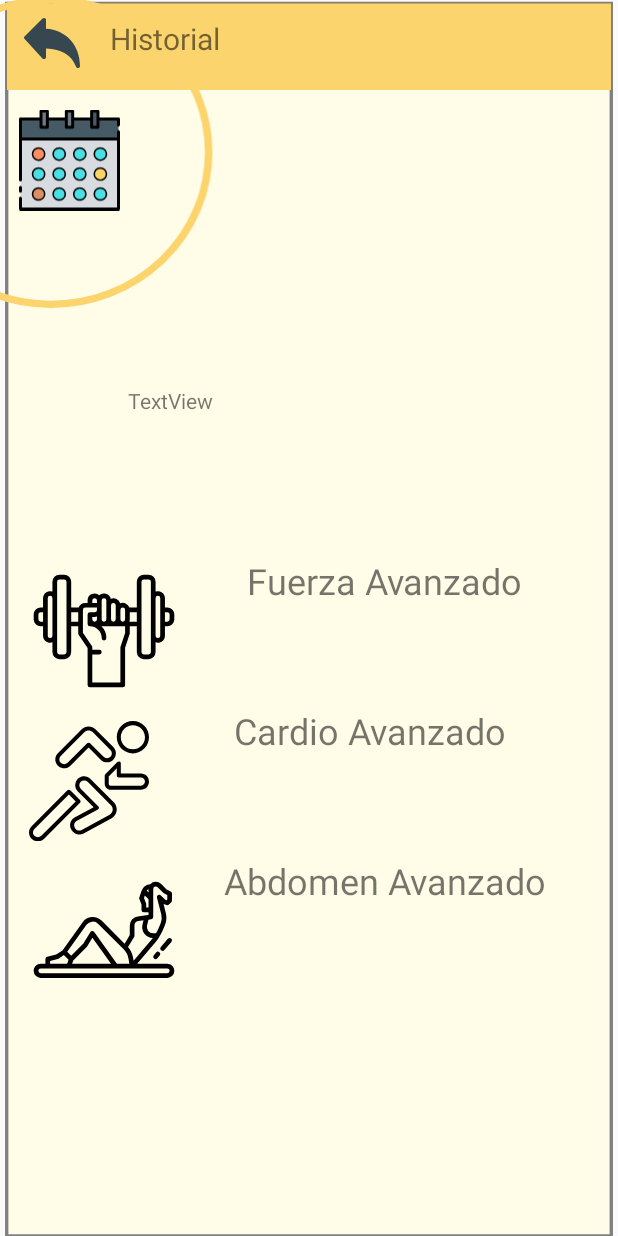
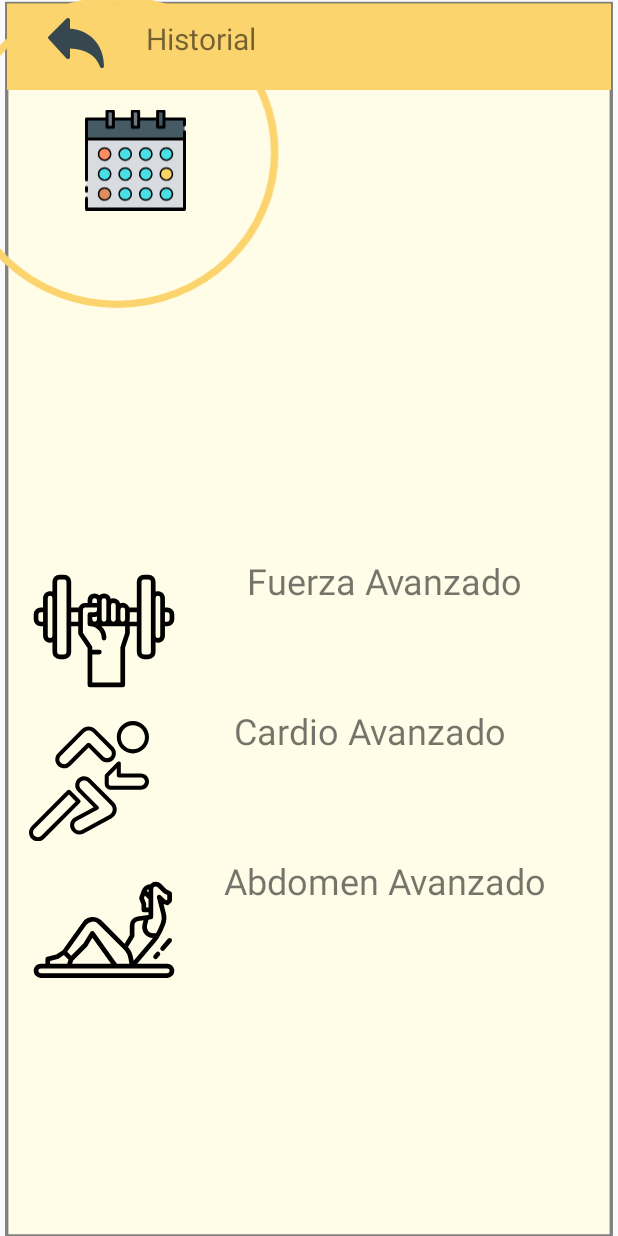
Before and after one commit to AndresRuizG/ReserveNow, an Android app: the UHistorialEntreActivity screen opened directly, with no data from a screen before it, on a phone screen of 412 x 824 dp. Run offline under Robolectric (Android 15) with nearby library versions, the phone set to English and light mode, and no system bars; Roboto replaces fonts that are not available here.

Commit message:
Historial

```diff
--- a/app/src/main/java/com/projectmoviles/myapplication/User/UHistorialEntreActivity.kt
+++ b/app/src/main/java/com/projectmoviles/myapplication/User/UHistorialEntreActivity.kt
@@ -9,11 +9,12 @@ import com.projectmoviles.myapplication.R
 import kotlinx.android.synthetic.main.activity_u_historial_entre.*
 
 class UHistorialEntreActivity : AppCompatActivity() {
-    val email = intent.getStringExtra("USER_EMAIL") //variable unica para cada usuario con esta hacemos las consultas a la bdd
 
     override fun onCreate(savedInstanceState: Bundle?) {
         super.onCreate(savedInstanceState)
         setContentView(R.layout.activity_u_historial_entre)
+        val email = intent.getStringExtra("USER_EMAIL") //variable unica para cada usuario con esta hacemos las consultas a la bdd
+
         btn_back.setOnClickListener{
             var intent = Intent(this, HistorialUsuarioActivity::class.java)
             intent.putExtra("USER_EMAIL",email)
--- a/app/src/main/res/layout/activity_u_historial_entre.xml
+++ b/app/src/main/res/layout/activity_u_historial_entre.xml
@@ -12,7 +12,7 @@
         android:id="@+id/imageViewelipse3"
         android:layout_width="244dp"
         android:layout_height="235dp"
-        android:layout_marginEnd="244dp"
+        android:layout_marginEnd="200dp"
         android:layout_marginBottom="40dp"
         android:contentDescription="@string/elipse"
         app:layout_constraintBottom_toTopOf="@+id/imageView10"
@@ -67,7 +67,7 @@
         android:id="@+id/textViewHistorial"
         android:layout_width="wrap_content"
         android:layout_height="wrap_content"
-        android:layout_marginStart="20dp"
+        android:layout_marginStart="28dp"
         android:fontFamily="@font/roboto"
         android:text="Historial"
         android:textSize="20sp"
@@ -90,23 +90,10 @@
         android:id="@+id/btn_back"
         android:layout_width="37dp"
         android:layout_height="33dp"
-        android:layout_marginStart="16dp"
+        android:layout_marginStart="32dp"
         android:layout_marginTop="12dp"
         android:background="@drawable/back"
         app:layout_constraintStart_toStartOf="parent"
         app:layout_constraintTop_toTopOf="parent" />
 
-    <TextView
-        android:id="@+id/textViewFecha"
-        android:layout_width="236dp"
-        android:layout_height="59dp"
-        android:layout_marginTop="188dp"
-        android:layout_marginBottom="24dp"
-        android:text="TextView"
-        app:layout_constraintBottom_toTopOf="@+id/linearLayout"
-        app:layout_constraintEnd_toEndOf="@+id/linearLayout"
-        app:layout_constraintHorizontal_bias="0.476"
-        app:layout_constraintStart_toStartOf="@+id/linearLayout"
-        app:layout_constraintTop_toBottomOf="@+id/textViewHistorial" />
-
 </androidx.constraintlayout.widget.ConstraintLayout>
```
